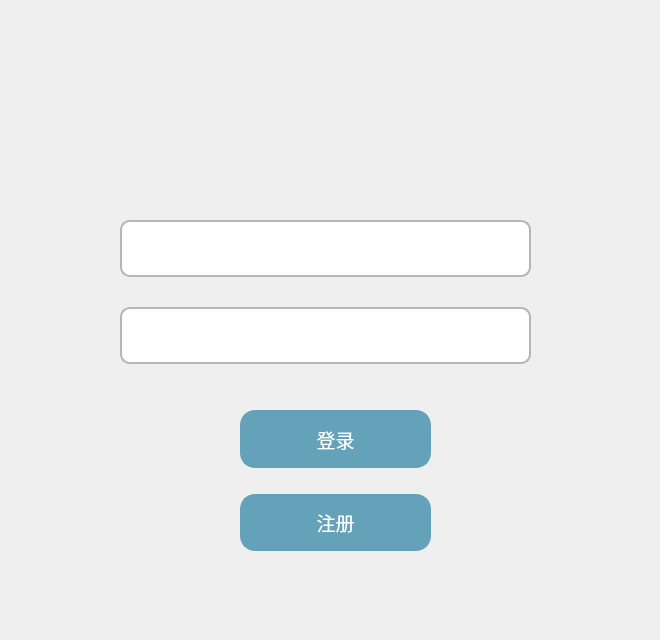
Before: the Qt Designer form mainwindow.ui in trv3wood/AccountSystem-Demo, drawn with Qt 5.
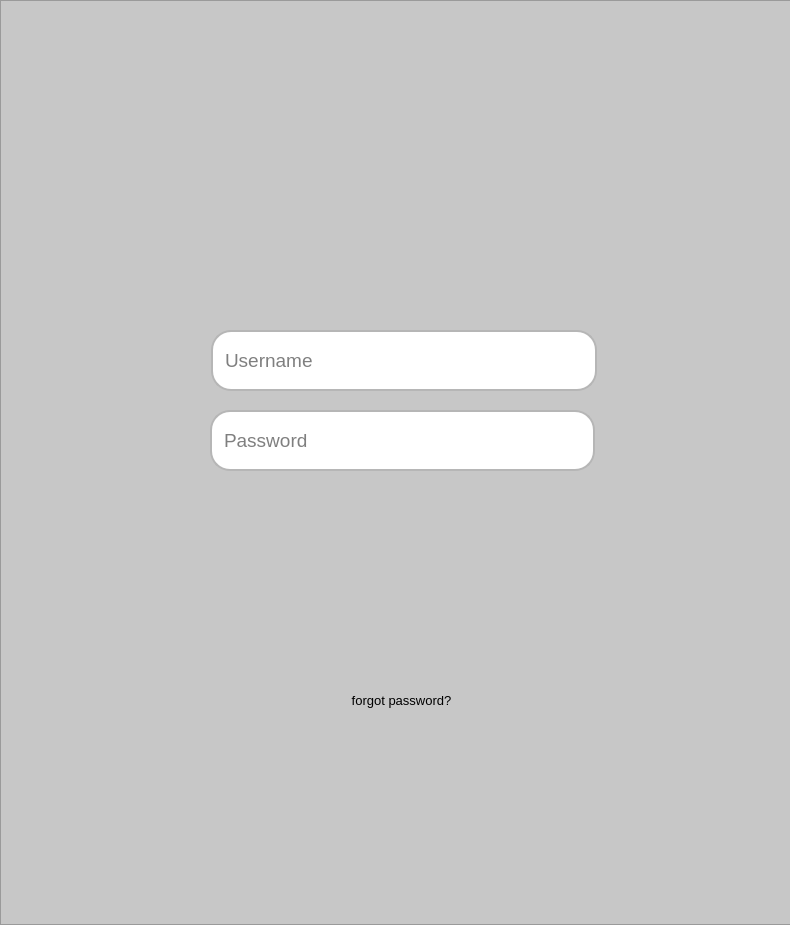
After: the same form once the commit is applied. Icons and pictures are not drawn.

Commit message: 2024/5/2 brand new background

Diff of the .ui file:
```diff
--- a/mainwindow.ui
+++ b/mainwindow.ui
@@ -6,20 +6,20 @@
    <rect>
     <x>0</x>
     <y>0</y>
-    <width>660</width>
-    <height>640</height>
+    <width>790</width>
+    <height>925</height>
    </rect>
   </property>
   <property name="minimumSize">
    <size>
-    <width>660</width>
-    <height>640</height>
+    <width>790</width>
+    <height>925</height>
    </size>
   </property>
   <property name="maximumSize">
    <size>
-    <width>660</width>
-    <height>640</height>
+    <width>790</width>
+    <height>925</height>
    </size>
   </property>
   <property name="windowTitle">
@@ -38,147 +38,135 @@
    <property name="styleSheet">
     <string notr="true"/>
    </property>
-   <widget class="QWidget" name="layoutWidget">
+   <widget class="QFrame" name="background">
     <property name="geometry">
      <rect>
-      <x>70</x>
-      <y>220</y>
-      <width>461</width>
-      <height>144</height>
+      <x>0</x>
+      <y>0</y>
+      <width>800</width>
+      <height>925</height>
      </rect>
     </property>
-    <layout class="QFormLayout" name="formLayout">
-     <property name="fieldGrowthPolicy">
-      <enum>QFormLayout::AllNonFixedFieldsGrow</enum>
-     </property>
-     <property name="labelAlignment">
-      <set>Qt::AlignCenter</set>
-     </property>
-     <property name="formAlignment">
-      <set>Qt::AlignCenter</set>
-     </property>
-     <property name="horizontalSpacing">
-      <number>50</number>
-     </property>
-     <property name="verticalSpacing">
-      <number>30</number>
-     </property>
-     <property name="topMargin">
-      <number>0</number>
-     </property>
-     <property name="bottomMargin">
-      <number>0</number>
-     </property>
-     <item row="0" column="1">
+    <property name="sizePolicy">
+     <sizepolicy hsizetype="Expanding" vsizetype="Expanding">
+      <horstretch>0</horstretch>
+      <verstretch>0</verstretch>
+     </sizepolicy>
+    </property>
+    <property name="sizeIncrement">
+     <size>
+      <width>0</width>
+      <height>0</height>
+     </size>
+    </property>
+    <property name="styleSheet">
+     <string notr="true">#background {
+	border-image: url(:/resources/background.jpg);
+	background-color: rgb(199, 199, 199);
+}</string>
+    </property>
+    <property name="frameShape">
+     <enum>QFrame::StyledPanel</enum>
+    </property>
+    <property name="frameShadow">
+     <enum>QFrame::Raised</enum>
+    </property>
       <widget class="QLineEdit" name="idInput">
+     <property name="geometry">
+      <rect>
+       <x>211</x>
+       <y>330</y>
+       <width>386</width>
+       <height>61</height>
+      </rect>
+     </property>
        <property name="sizePolicy">
-        <sizepolicy hsizetype="Expanding" vsizetype="Expanding">
+      <sizepolicy hsizetype="Preferred" vsizetype="Preferred">
          <horstretch>0</horstretch>
          <verstretch>0</verstretch>
         </sizepolicy>
        </property>
        <property name="font">
         <font>
-         <pointsize>12</pointsize>
+       <pointsize>14</pointsize>
         </font>
        </property>
        <property name="styleSheet">
         <string notr="true">QLineEdit {
     border: 2px solid #b6b6b6; /* 设置边框宽度和颜色 */
-    border-radius: 10px;       /* 设置边框圆角的半径 */
+    border-radius: 20px;       /* 设置边框圆角的半径 */
     background-color: #ffffff; /* 设置背景色 */
     color: black;              /* 设置文本颜色 */
-    padding: 5px;              /* 设置内边距，保持文本与边框的距离 */
+    padding: 10px;              /* 设置内边距，保持文本与边框的距离 */
 }</string>
        </property>
-       <property name="text">
-        <string/>
-       </property>
        <property name="maxLength">
-        <number>14</number>
-       </property>
-       <property name="alignment">
-        <set>Qt::AlignLeading|Qt::AlignLeft|Qt::AlignVCenter</set>
-       </property>
-      </widget>
-     </item>
-     <item row="1" column="1">
+      <number>16</number>
+     </property>
+     <property name="placeholderText">
+      <string>Username</string>
+     </property>
+    </widget>
       <widget class="QLineEdit" name="passwdInput">
+     <property name="geometry">
+      <rect>
+       <x>210</x>
+       <y>410</y>
+       <width>385</width>
+       <height>61</height>
+      </rect>
+     </property>
        <property name="sizePolicy">
-        <sizepolicy hsizetype="Expanding" vsizetype="Expanding">
+      <sizepolicy hsizetype="Fixed" vsizetype="Fixed">
          <horstretch>0</horstretch>
          <verstretch>0</verstretch>
         </sizepolicy>
        </property>
        <property name="font">
         <font>
-         <pointsize>12</pointsize>
+       <pointsize>14</pointsize>
         </font>
        </property>
        <property name="styleSheet">
         <string notr="true">QLineEdit {
     border: 2px solid #b6b6b6; /* 设置边框宽度和颜色 */
-    border-radius: 10px;       /* 设置边框圆角的半径 */
+    border-radius: 20px;       /* 设置边框圆角的半径 */
     background-color: #ffffff; /* 设置背景色 */
     color: black;              /* 设置文本颜色 */
-    padding: 5px;              /* 设置内边距，保持文本与边框的距离 */
+    padding: 10px;              /* 设置内边距，保持文本与边框的距离 */
 }</string>
        </property>
-       <property name="text">
-        <string/>
-       </property>
        <property name="maxLength">
         <number>16</number>
        </property>
        <property name="echoMode">
         <enum>QLineEdit::Password</enum>
        </property>
-       <property name="alignment">
-        <set>Qt::AlignLeading|Qt::AlignLeft|Qt::AlignVCenter</set>
-       </property>
-      </widget>
-     </item>
-    </layout>
-   </widget>
-   <widget class="QWidget" name="layoutWidget">
+     <property name="placeholderText">
+      <string>Password</string>
+     </property>
+    </widget>
+    <widget class="QPushButton" name="fogotpw">
     <property name="geometry">
      <rect>
-      <x>240</x>
-      <y>410</y>
-      <width>191</width>
-      <height>141</height>
-     </rect>
-    </property>
-    <layout class="QVBoxLayout" name="vLayoutButton">
-     <property name="spacing">
-      <number>26</number>
-     </property>
-     <item>
-      <widget class="QPushButton" name="buttonLogin">
-       <property name="sizePolicy">
-        <sizepolicy hsizetype="Expanding" vsizetype="Expanding">
-         <horstretch>0</horstretch>
-         <verstretch>0</verstretch>
-        </sizepolicy>
-       </property>
+       <x>251</x>
+       <y>680</y>
+       <width>301</width>
+       <height>41</height>
+      </rect>
+     </property>
        <property name="font">
         <font>
-         <pointsize>14</pointsize>
-        </font>
-       </property>
-       <property name="focusPolicy">
-        <enum>Qt::NoFocus</enum>
-       </property>
+       <family>Microsoft YaHei UI</family>
+       <pointsize>10</pointsize>
+       <italic>false</italic>
+       <bold>false</bold>
+      </font>
+     </property>
        <property name="styleSheet">
         <string notr="true">QPushButton {
-	background-color: rgb(100, 162, 185);
-	color: rgb(56, 74, 87);
-	color: rgb(59, 76, 89);
-    border: 2px solid #64a2b9; /* 设置边框宽度和颜色 */
-    border-radius: 15px;       /* 设置边框圆角的半径 */
-    background-color:#64a2b9; /* 设置背景色 */
-    color: white;              /* 设置文本颜色 */
-    padding: 5px;              /* 设置内边距，保持文本与边框的距离 */
+	border-radius: 20px;
+	font: 10pt &quot;Microsoft YaHei UI&quot;;
 }
 QPushButton:pressed {
     background-color: #c0c0c0; /* 更暗的背景色表示按下状态 */
@@ -187,68 +175,9 @@
 </string>
        </property>
        <property name="text">
-        <string>登录</string>
-       </property>
-      </widget>
-     </item>
-     <item>
-      <widget class="QPushButton" name="buttonSignUp">
-       <property name="sizePolicy">
-        <sizepolicy hsizetype="Expanding" vsizetype="Expanding">
-         <horstretch>0</horstretch>
-         <verstretch>0</verstretch>
-        </sizepolicy>
-       </property>
-       <property name="maximumSize">
-        <size>
-         <width>700</width>
-         <height>740</height>
-        </size>
-       </property>
-       <property name="font">
-        <font>
-         <pointsize>14</pointsize>
-        </font>
-       </property>
-       <property name="focusPolicy">
-        <enum>Qt::NoFocus</enum>
-       </property>
-       <property name="styleSheet">
-        <string notr="true">QPushButton {
-	background-color: rgb(100, 162, 185);
-	color: rgb(56, 74, 87);
-	color: rgb(59, 76, 89);
-    border: 2px solid #64a2b9; /* 设置边框宽度和颜色 */
-    border-radius: 15px;       /* 设置边框圆角的半径 */
-    background-color:#64a2b9; /* 设置背景色 */
-    color: white;              /* 设置文本颜色 */
-    padding: 5px;              /* 设置内边距，保持文本与边框的距离 */
-}
-QPushButton:pressed {
-    background-color: #c0c0c0; /* 更暗的背景色表示按下状态 */
-    border-style: inset;       /* 按钮边框样式改为内嵌 */
-}
-</string>
-       </property>
-       <property name="text">
-        <string>注册</string>
-       </property>
-      </widget>
-     </item>
-    </layout>
-   </widget>
-   <widget class="QWidget" name="logo" native="true">
-    <property name="geometry">
-     <rect>
-      <x>270</x>
-      <y>80</y>
-      <width>100</width>
-      <height>100</height>
-     </rect>
-    </property>
-    <property name="styleSheet">
-     <string notr="true">border-image: url(:/resources/logo.webp);</string>
-    </property>
+      <string>forgot password?</string>
+     </property>
+    </widget>
    </widget>
   </widget>
   <widget class="QMenuBar" name="menubar">
```
Left out of the diff: 14 changed lines with no effect on the pictures. Lines whose indentation alone changed are shown as unchanged. The commit also changes 7 other files.
